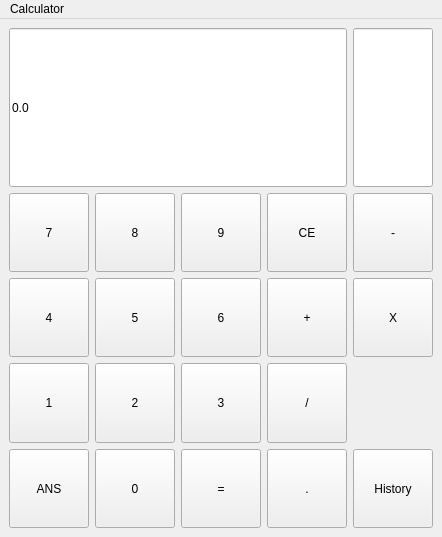
This is gui/Calculator.ui in FernandoLGL/calculator-qt-cpp as Qt 5 draws it before an edit. The edited form follows.
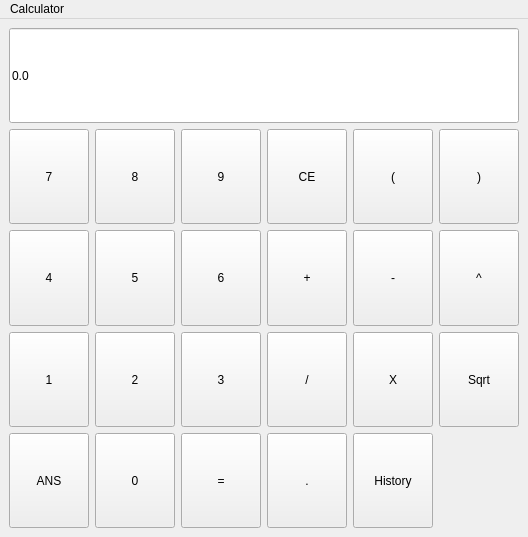
This is the edited form.

```diff
--- a/gui/Calculator.ui
+++ b/gui/Calculator.ui
@@ -6,7 +6,7 @@
    <rect>
     <x>0</x>
     <y>0</y>
-    <width>442</width>
+    <width>443</width>
     <height>537</height>
    </rect>
   </property>
@@ -15,20 +15,7 @@
   </property>
   <widget class="QWidget" name="centralwidget">
    <layout class="QGridLayout" name="gridLayout">
-    <item row="3" column="0">
-     <widget class="QPushButton" name="pushButton_4">
-      <property name="sizePolicy">
-       <sizepolicy hsizetype="Minimum" vsizetype="Preferred">
-        <horstretch>0</horstretch>
-        <verstretch>0</verstretch>
-       </sizepolicy>
-      </property>
-      <property name="text">
-       <string>4</string>
-      </property>
-     </widget>
-    </item>
-    <item row="2" column="2">
+    <item row="3" column="2">
      <widget class="QPushButton" name="pushButton_9">
       <property name="sizePolicy">
        <sizepolicy hsizetype="Minimum" vsizetype="Preferred">
@@ -41,8 +28,8 @@
       </property>
      </widget>
     </item>
-    <item row="3" column="1">
-     <widget class="QPushButton" name="pushButton_5">
+    <item row="7" column="4">
+     <widget class="QPushButton" name="pushButton_hist">
       <property name="sizePolicy">
        <sizepolicy hsizetype="Minimum" vsizetype="Preferred">
         <horstretch>0</horstretch>
@@ -50,11 +37,50 @@
        </sizepolicy>
       </property>
       <property name="text">
-       <string>5</string>
+       <string>History</string>
       </property>
      </widget>
     </item>
-    <item row="3" column="2">
+    <item row="6" column="0">
+     <widget class="QPushButton" name="pushButton_1">
+      <property name="sizePolicy">
+       <sizepolicy hsizetype="Minimum" vsizetype="Preferred">
+        <horstretch>0</horstretch>
+        <verstretch>0</verstretch>
+       </sizepolicy>
+      </property>
+      <property name="text">
+       <string>1</string>
+      </property>
+     </widget>
+    </item>
+    <item row="7" column="0">
+     <widget class="QPushButton" name="pushButton_ans">
+      <property name="sizePolicy">
+       <sizepolicy hsizetype="Minimum" vsizetype="Preferred">
+        <horstretch>0</horstretch>
+        <verstretch>0</verstretch>
+       </sizepolicy>
+      </property>
+      <property name="text">
+       <string>ANS</string>
+      </property>
+     </widget>
+    </item>
+    <item row="7" column="3">
+     <widget class="QPushButton" name="pushButton_dot">
+      <property name="sizePolicy">
+       <sizepolicy hsizetype="Minimum" vsizetype="Preferred">
+        <horstretch>0</horstretch>
+        <verstretch>0</verstretch>
+       </sizepolicy>
+      </property>
+      <property name="text">
+       <string>.</string>
+      </property>
+     </widget>
+    </item>
+    <item row="4" column="2">
      <widget class="QPushButton" name="pushButton_6">
       <property name="sizePolicy">
        <sizepolicy hsizetype="Minimum" vsizetype="Preferred">
@@ -67,46 +93,7 @@
       </property>
      </widget>
     </item>
-    <item row="5" column="1">
-     <widget class="QPushButton" name="pushButton_2">
-      <property name="sizePolicy">
-       <sizepolicy hsizetype="Minimum" vsizetype="Preferred">
-        <horstretch>0</horstretch>
-        <verstretch>0</verstretch>
-       </sizepolicy>
-      </property>
-      <property name="text">
-       <string>2</string>
-      </property>
-     </widget>
-    </item>
-    <item row="6" column="1">
-     <widget class="QPushButton" name="pushButton_0">
-      <property name="sizePolicy">
-       <sizepolicy hsizetype="Minimum" vsizetype="Preferred">
-        <horstretch>0</horstretch>
-        <verstretch>0</verstretch>
-       </sizepolicy>
-      </property>
-      <property name="text">
-       <string>0</string>
-      </property>
-     </widget>
-    </item>
-    <item row="6" column="2">
-     <widget class="QPushButton" name="pushButton_igual">
-      <property name="sizePolicy">
-       <sizepolicy hsizetype="Minimum" vsizetype="Preferred">
-        <horstretch>0</horstretch>
-        <verstretch>0</verstretch>
-       </sizepolicy>
-      </property>
-      <property name="text">
-       <string>=</string>
-      </property>
-     </widget>
-    </item>
-    <item row="2" column="0">
+    <item row="3" column="0">
      <widget class="QPushButton" name="pushButton_7">
       <property name="sizePolicy">
        <sizepolicy hsizetype="Minimum" vsizetype="Preferred">
@@ -119,7 +106,33 @@
       </property>
      </widget>
     </item>
-    <item row="2" column="4">
+    <item row="6" column="3">
+     <widget class="QPushButton" name="pushButton_divisao">
+      <property name="sizePolicy">
+       <sizepolicy hsizetype="Minimum" vsizetype="Preferred">
+        <horstretch>0</horstretch>
+        <verstretch>0</verstretch>
+       </sizepolicy>
+      </property>
+      <property name="text">
+       <string>/</string>
+      </property>
+     </widget>
+    </item>
+    <item row="6" column="2">
+     <widget class="QPushButton" name="pushButton_3">
+      <property name="sizePolicy">
+       <sizepolicy hsizetype="Minimum" vsizetype="Preferred">
+        <horstretch>0</horstretch>
+        <verstretch>0</verstretch>
+       </sizepolicy>
+      </property>
+      <property name="text">
+       <string>3</string>
+      </property>
+     </widget>
+    </item>
+    <item row="4" column="4">
      <widget class="QPushButton" name="pushButton_subtracao">
       <property name="sizePolicy">
        <sizepolicy hsizetype="Minimum" vsizetype="Preferred">
@@ -132,21 +145,8 @@
       </property>
      </widget>
     </item>
-    <item row="5" column="0">
-     <widget class="QPushButton" name="pushButton_1">
-      <property name="sizePolicy">
-       <sizepolicy hsizetype="Minimum" vsizetype="Preferred">
-        <horstretch>0</horstretch>
-        <verstretch>0</verstretch>
-       </sizepolicy>
-      </property>
-      <property name="text">
-       <string>1</string>
-      </property>
-     </widget>
-    </item>
     <item row="3" column="4">
-     <widget class="QPushButton" name="pushButton_multiplicacao">
+     <widget class="QPushButton" name="pushButton_openParen">
       <property name="sizePolicy">
        <sizepolicy hsizetype="Minimum" vsizetype="Preferred">
         <horstretch>0</horstretch>
@@ -154,12 +154,12 @@
        </sizepolicy>
       </property>
       <property name="text">
-       <string>X</string>
+       <string>(</string>
       </property>
      </widget>
     </item>
-    <item row="5" column="2">
-     <widget class="QPushButton" name="pushButton_3">
+    <item row="6" column="1">
+     <widget class="QPushButton" name="pushButton_2">
       <property name="sizePolicy">
        <sizepolicy hsizetype="Minimum" vsizetype="Preferred">
         <horstretch>0</horstretch>
@@ -167,37 +167,11 @@
        </sizepolicy>
       </property>
       <property name="text">
-       <string>3</string>
+       <string>2</string>
       </property>
      </widget>
     </item>
-    <item row="2" column="1">
-     <widget class="QPushButton" name="pushButton_8">
-      <property name="sizePolicy">
-       <sizepolicy hsizetype="Minimum" vsizetype="Preferred">
-        <horstretch>0</horstretch>
-        <verstretch>0</verstretch>
-       </sizepolicy>
-      </property>
-      <property name="text">
-       <string>8</string>
-      </property>
-     </widget>
-    </item>
-    <item row="5" column="3">
-     <widget class="QPushButton" name="pushButton_divisao">
-      <property name="sizePolicy">
-       <sizepolicy hsizetype="Minimum" vsizetype="Preferred">
-        <horstretch>0</horstretch>
-        <verstretch>0</verstretch>
-       </sizepolicy>
-      </property>
-      <property name="text">
-       <string>/</string>
-      </property>
-     </widget>
-    </item>
-    <item row="3" column="3">
+    <item row="4" column="3">
      <widget class="QPushButton" name="pushButton_adicao">
       <property name="sizePolicy">
        <sizepolicy hsizetype="Minimum" vsizetype="Preferred">
@@ -210,7 +184,7 @@
       </property>
      </widget>
     </item>
-    <item row="2" column="3">
+    <item row="3" column="3">
      <widget class="QPushButton" name="pushButton_Clear">
       <property name="sizePolicy">
        <sizepolicy hsizetype="Minimum" vsizetype="Preferred">
@@ -223,17 +197,85 @@
       </property>
      </widget>
     </item>
-    <item row="0" column="4" rowspan="2">
-     <widget class="QLineEdit" name="displayOperacao">
+    <item row="4" column="0">
+     <widget class="QPushButton" name="pushButton_4">
       <property name="sizePolicy">
-       <sizepolicy hsizetype="Ignored" vsizetype="Preferred">
+       <sizepolicy hsizetype="Minimum" vsizetype="Preferred">
         <horstretch>0</horstretch>
         <verstretch>0</verstretch>
        </sizepolicy>
       </property>
+      <property name="text">
+       <string>4</string>
+      </property>
      </widget>
     </item>
-    <item row="0" column="0" rowspan="2" colspan="4">
+    <item row="4" column="1">
+     <widget class="QPushButton" name="pushButton_5">
+      <property name="sizePolicy">
+       <sizepolicy hsizetype="Minimum" vsizetype="Preferred">
+        <horstretch>0</horstretch>
+        <verstretch>0</verstretch>
+       </sizepolicy>
+      </property>
+      <property name="text">
+       <string>5</string>
+      </property>
+     </widget>
+    </item>
+    <item row="3" column="1">
+     <widget class="QPushButton" name="pushButton_8">
+      <property name="sizePolicy">
+       <sizepolicy hsizetype="Minimum" vsizetype="Preferred">
+        <horstretch>0</horstretch>
+        <verstretch>0</verstretch>
+       </sizepolicy>
+      </property>
+      <property name="text">
+       <string>8</string>
+      </property>
+     </widget>
+    </item>
+    <item row="7" column="1">
+     <widget class="QPushButton" name="pushButton_0">
+      <property name="sizePolicy">
+       <sizepolicy hsizetype="Minimum" vsizetype="Preferred">
+        <horstretch>0</horstretch>
+        <verstretch>0</verstretch>
+       </sizepolicy>
+      </property>
+      <property name="text">
+       <string>0</string>
+      </property>
+     </widget>
+    </item>
+    <item row="6" column="4">
+     <widget class="QPushButton" name="pushButton_multiplicacao">
+      <property name="sizePolicy">
+       <sizepolicy hsizetype="Minimum" vsizetype="Preferred">
+        <horstretch>0</horstretch>
+        <verstretch>0</verstretch>
+       </sizepolicy>
+      </property>
+      <property name="text">
+       <string>X</string>
+      </property>
+     </widget>
+    </item>
+    <item row="3" column="5">
+     <widget class="QPushButton" name="pushButton_closeParen">
+      <property name="sizePolicy">
+       <sizepolicy hsizetype="Minimum" vsizetype="Preferred">
+        <horstretch>0</horstretch>
+        <verstretch>0</verstretch>
+       </sizepolicy>
+      </property>
+      <property name="text">
+       <string>)</string>
+      </property>
+     </widget>
+    </item>
+    <item row="0" column="0" colspan="6">
      <widget class="QLineEdit" name="resultado">
       <property name="sizePolicy">
        <sizepolicy hsizetype="Ignored" vsizetype="Preferred">
@@ -246,8 +288,8 @@
       </property>
      </widget>
     </item>
-    <item row="6" column="3">
-     <widget class="QPushButton" name="pushButton_dot">
+    <item row="4" column="5">
+     <widget class="QPushButton" name="pushButton_power">
       <property name="sizePolicy">
        <sizepolicy hsizetype="Minimum" vsizetype="Preferred">
         <horstretch>0</horstretch>
@@ -255,12 +297,12 @@
        </sizepolicy>
       </property>
       <property name="text">
-       <string>.</string>
+       <string>^</string>
       </property>
      </widget>
     </item>
-    <item row="6" column="0">
-     <widget class="QPushButton" name="pushButton_ans">
+    <item row="6" column="5">
+     <widget class="QPushButton" name="pushButton_sqrt">
       <property name="sizePolicy">
        <sizepolicy hsizetype="Minimum" vsizetype="Preferred">
         <horstretch>0</horstretch>
@@ -268,12 +310,12 @@
        </sizepolicy>
       </property>
       <property name="text">
-       <string>ANS</string>
+       <string>Sqrt</string>
       </property>
      </widget>
     </item>
-    <item row="6" column="4">
-     <widget class="QPushButton" name="pushButton_hist">
+    <item row="7" column="2">
+     <widget class="QPushButton" name="pushButton_igual">
       <property name="sizePolicy">
        <sizepolicy hsizetype="Minimum" vsizetype="Preferred">
         <horstretch>0</horstretch>
@@ -281,7 +323,7 @@
        </sizepolicy>
       </property>
       <property name="text">
-       <string>History</string>
+       <string>=</string>
       </property>
      </widget>
     </item>
@@ -292,7 +334,7 @@
     <rect>
      <x>0</x>
      <y>0</y>
-     <width>442</width>
+     <width>443</width>
      <height>22</height>
     </rect>
    </property>
```
